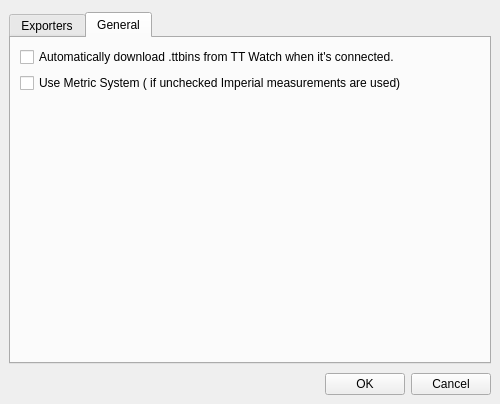
Old version of the form src/settingsdialog.ui in the repository altera2015/ttwatcher.
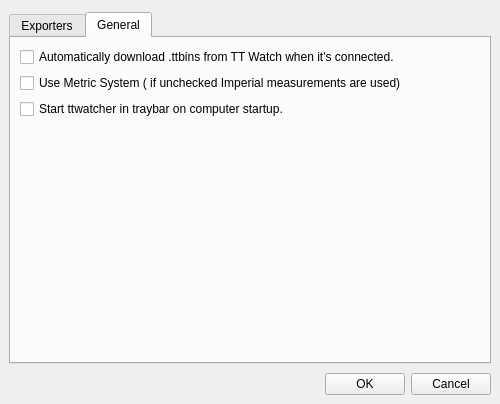
New version of the form. The open tabs and pages were chosen to show the change. Icons and pictures are not drawn.

Commit message: Add traybar icon and menu Make ttwatcher run in traybar when closed Add --hidden startup parameter which makes the app start hidden in the tray Add single application instance. If app is launched a second time it opens the already running instance from the tray.

What changed in the file:
```diff
--- a/src/settingsdialog.ui
+++ b/src/settingsdialog.ui
@@ -177,6 +177,13 @@
          </property>
         </widget>
        </item>
+       <item>
+        <widget class="QCheckBox" name="startUponLoginCheckbox">
+         <property name="text">
+          <string>Start ttwatcher in traybar on computer startup.</string>
+         </property>
+        </widget>
+       </item>
        <item>
         <spacer name="verticalSpacer_2">
          <property name="orientation">
```
Left out of the diff: 2 changed lines with no effect on the pictures. The commit also changes 17 other files.
